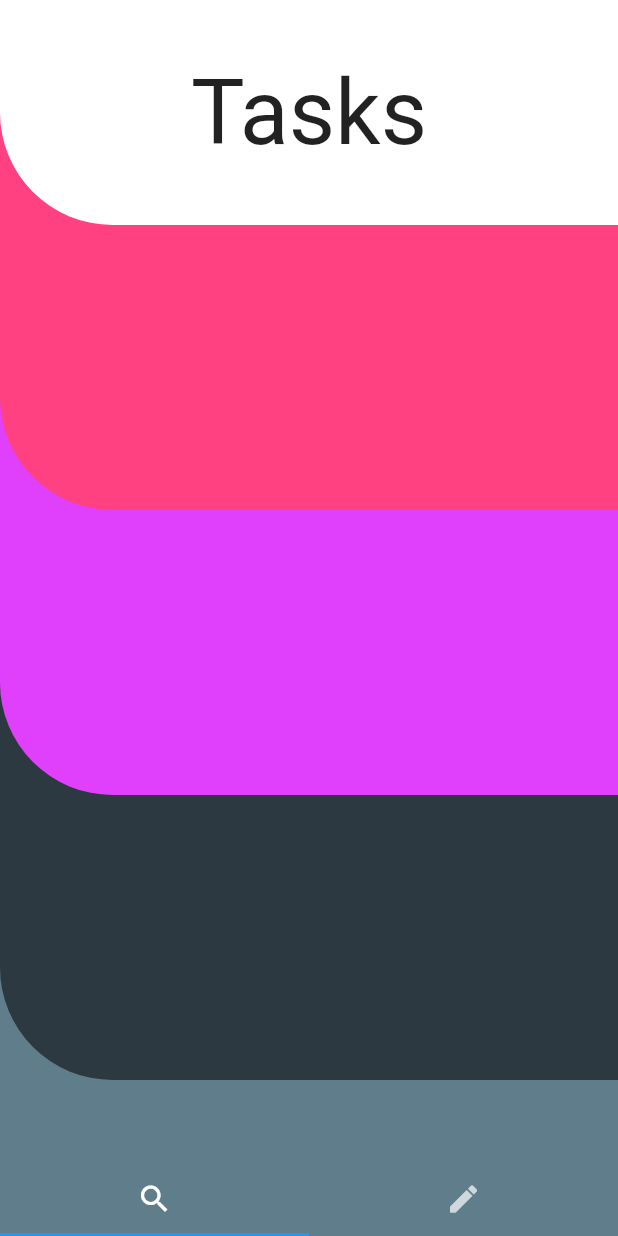
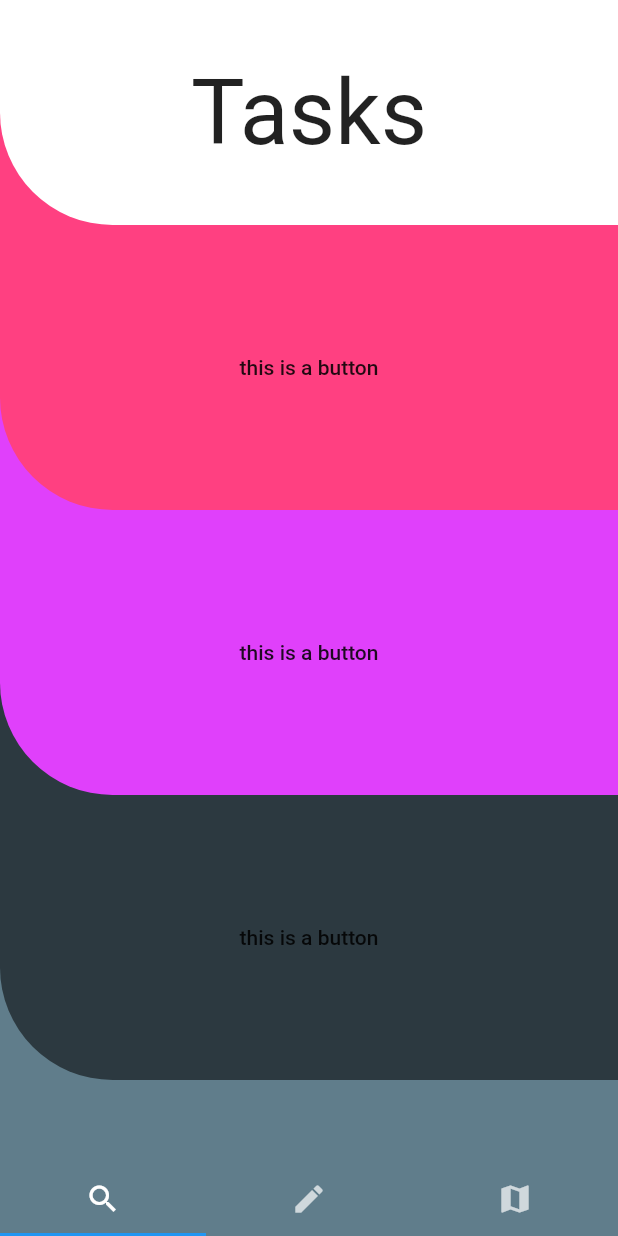
Before and after one commit to komodo-and-chill/frontend, a Flutter app: the screen it shows after launch, on a phone screen of 412 x 824 dp. Run offline on Flutter 3.47's test engine with Material 2 defaults, Android fonts, the phone set to English and light mode, and no system bars; missing offline and left inert: flutter_google_places, geocoder, google_maps_webservice.

```diff
--- /dev/null
+++ b/frontend/lib/config.dart
@@ -0,0 +1 @@
+String api_key = 'AIzaSyDdpJUJkKCejIjqHZvAtCgwebWmmZjOITQ';
--- a/frontend/lib/tabs/home.dart
+++ b/frontend/lib/tabs/home.dart
@@ -1,6 +1,7 @@
 import 'package:flutter/material.dart';
 import 'tabsmain.dart';
 import 'lefttab.dart';
+import 'righttab.dart';
 
 class Home extends StatefulWidget{
   HomeState createState() => HomeState();
@@ -13,7 +14,7 @@ class HomeState extends State<Home> with TickerProviderStateMixin{
   void initState(){
     super.initState();
 
-    controller = TabController(length: 2, vsync: this);
+    controller = TabController(length: 3, vsync: this);
   }
 
   @override
@@ -26,7 +27,7 @@ class HomeState extends State<Home> with TickerProviderStateMixin{
   Widget build(BuildContext context) {
     // print(check());
     return Scaffold(
-      body: getTabBarView(<Widget>[Left(), MainTab()]
+      body: getTabBarView(<Widget>[Left(), MainTab(), Right()]
       ),
       bottomNavigationBar: Material(
         color: Colors.blueGrey,
@@ -51,6 +52,9 @@ class HomeState extends State<Home> with TickerProviderStateMixin{
         Tab(
           icon: Icon(Icons.create)
         ),
+        Tab(
+          icon: Icon(Icons.map)
+        )
       ],
       controller: controller,
     );
--- a/frontend/lib/tabs/lefttab.dart
+++ b/frontend/lib/tabs/lefttab.dart
@@ -18,7 +18,6 @@ class LeftState extends State<Left> {
             height: 150,
             color: Colors.pinkAccent,
             child: Container(
-              // padding: EdgeInsets.only(left: 30.0),
               constraints: BoxConstraints.expand(),
               child: Row(
                 crossAxisAlignment: CrossAxisAlignment.center,
@@ -37,29 +36,41 @@ class LeftState extends State<Left> {
             height: 190,
             color: Colors.purpleAccent,
             child: Container(
+              width: 500,
+              height: 190.0,
               decoration: BoxDecoration(
-                color: Colors.pinkAccent,
-                borderRadius: BorderRadius.only(bottomLeft: Radius.circular(75))
-              ),
-              height: 190,
-            )),
+              borderRadius: BorderRadius.only(bottomLeft: Radius.circular(75)),
+              color: Colors.pinkAccent,) ,
+              child: FlatButton(
+              child: Text('this is a button'),
+              onPressed: (){},
+            ))),
             Container(
             height: 190,
             color: Colors.black54,
             child: Container(
+              width: 500,
+              height: 190.0,
               decoration: BoxDecoration(
-                color: Colors.purpleAccent,
-                borderRadius: BorderRadius.only(bottomLeft: Radius.circular(75))
-              ),
-              height: 190,
-            )),
+              borderRadius: BorderRadius.only(bottomLeft: Radius.circular(75)),
+              color: Colors.purpleAccent,) ,
+              child: FlatButton(
+              child: Text('this is a button'),
+              onPressed: (){},
+            ))),
             Container(
+            height: 190,
+            color: Colors.blueGrey,
+            child: Container(
+              width: 500,
+              height: 190.0,
               decoration: BoxDecoration(
-                color: Colors.black54,
-                borderRadius: BorderRadius.only(bottomLeft: Radius.circular(75))
-              ),
-              height: 190,
-            ),
+              borderRadius: BorderRadius.only(bottomLeft: Radius.circular(75)),
+              color: Colors.black54,) ,
+              child: FlatButton(
+              child: Text('this is a button'),
+              onPressed: (){},
+            ))),
 
         ],
       )
--- a/frontend/pubspec.yaml
+++ b/frontend/pubspec.yaml
@@ -17,7 +17,11 @@ environment:
   sdk: ">=2.1.0 <3.0.0"
 
 dependencies:
+  flutter_google_places: ^0.2.3
   flutter_statusbar_manager: ^1.0.2
+  provider: ^3.1.0+1
+  geocoder: ^0.2.1
+
   flutter:
     sdk: flutter
 
```
Also changed, not shown: frontend/lib/tabs/righttab.dart (added, +72 -0 lines), frontend/lib/tabs/tabsmain.dart (+99 -2 lines), frontend/pubspec.lock.
